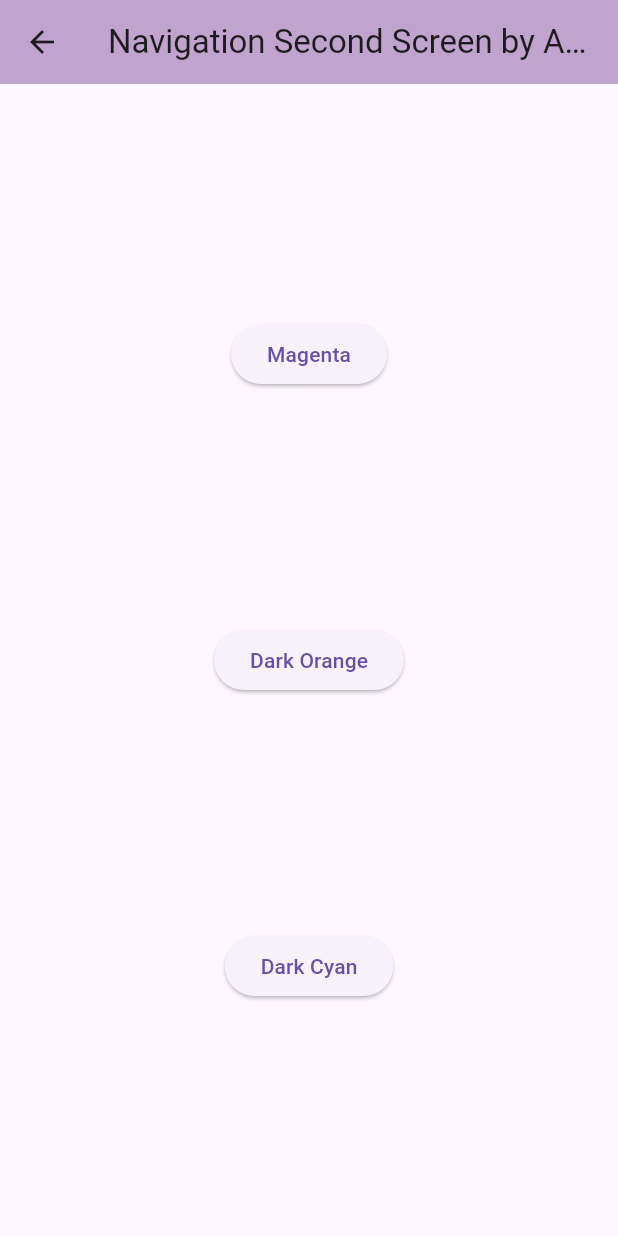
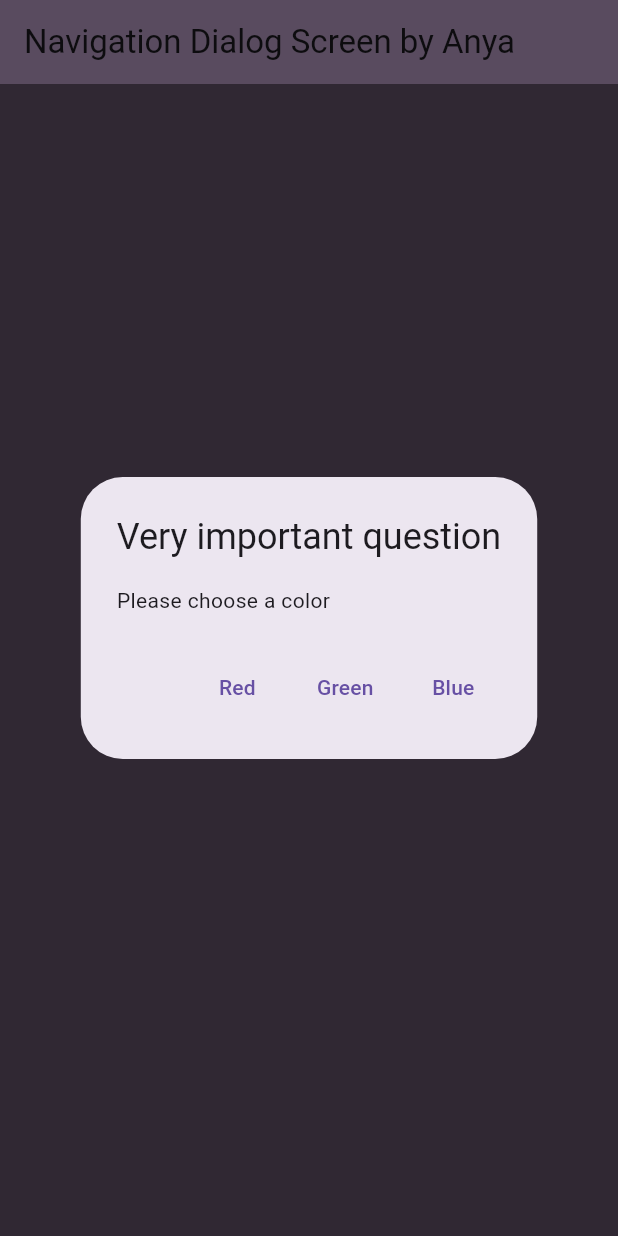
Before and after one commit to anyacallissta/PemrogramanMobile_2025_05, a Flutter app: the screen it shows after launch, after a tap on "Change Color", on a phone screen of 412 x 824 dp. Run offline on Flutter 3.47's test engine with Material 3 defaults, Android fonts, the light colour scheme and no system bars; our stand-ins replace auto_size_text, camera, geolocator.

Commit message:
praktikum 9 - memanfaatkan async/await dengan widget dialog

```diff
--- a/codelab11_dart/src/books/lib/main.dart
+++ b/codelab11_dart/src/books/lib/main.dart
@@ -4,6 +4,7 @@ import 'package:flutter/material.dart';
 import 'package:http/http.dart' as http;
 import 'package:async/async.dart';
 import 'navigation_first.dart';
+import 'navigation_dialog.dart';
 
 void main() {
   runApp(const MyApp());
@@ -22,7 +23,8 @@ class MyApp extends StatelessWidget {
       ),
       // home: const FuturePage(),
       // home: LocationScreen(),
-      home: const NavigationFirst(),
+      // home: const NavigationFirst(),
+      home: const NavigationDialogScreen(),
     );
   }
 }
--- /dev/null
+++ b/codelab11_dart/src/books/lib/navigation_dialog.dart
@@ -0,0 +1,70 @@
+import 'package:flutter/material.dart';
+
+class NavigationDialogScreen extends StatefulWidget {
+  const NavigationDialogScreen({super.key});
+
+  @override
+  State<NavigationDialogScreen> createState() => _NavigationDialogScreenState();
+}
+
+class _NavigationDialogScreenState extends State<NavigationDialogScreen> {
+  Color color = const Color.fromARGB(255, 104, 87, 112);
+
+  @override
+  Widget build(BuildContext context) {
+    return Scaffold(
+      backgroundColor: color,
+      appBar: AppBar(
+        title: const Text('Navigation Dialog Screen by Anya'),
+        backgroundColor: const Color.fromARGB(255, 193, 164, 206),
+      ),
+      body: Center(
+        child: ElevatedButton(
+          child: const Text('Change Color'),
+          onPressed: () async {
+            final selectedColor = await _showColorDialog(context);
+
+            if (selectedColor != null) {
+              setState(() {
+                color = selectedColor;
+              });
+            }
+          },
+        ),
+      ),
+    );
+  }
+
+  Future<Color?> _showColorDialog(BuildContext context) async {
+    return showDialog<Color>(
+      barrierDismissible: false,
+      context: context,
+      builder: (_) {
+        return AlertDialog(
+          title: const Text('Very important question'),
+          content: const Text('Please choose a color'),
+          actions: <Widget>[
+            TextButton(
+              child: const Text('Red'),
+              onPressed: () {
+                Navigator.pop(context, Colors.red.shade700);
+              },
+            ),
+            TextButton(
+              child: const Text('Green'),
+              onPressed: () {
+                Navigator.pop(context, Colors.green.shade700);
+              },
+            ),
+            TextButton(
+              child: const Text('Blue'),
+              onPressed: () {
+                Navigator.pop(context, Colors.blue.shade700);
+              },
+            ),
+          ],
+        );
+      },
+    );
+  }
+}
```
